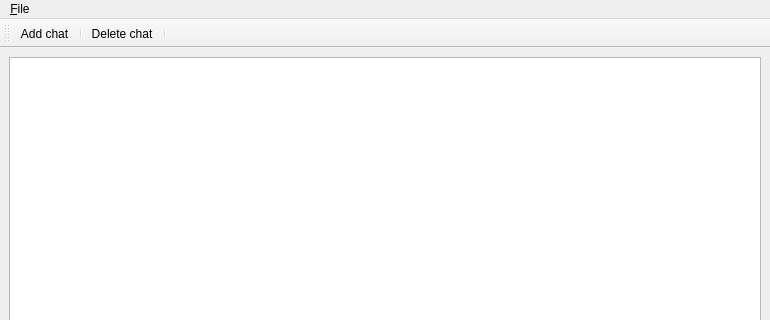
Old version of the form lima_gui/view/main_window.ui in the repository oKatanaaa/lima-gui; both pictures show x 0 to 770 and y 0 to 320 of the 770 by 492 pixel window.
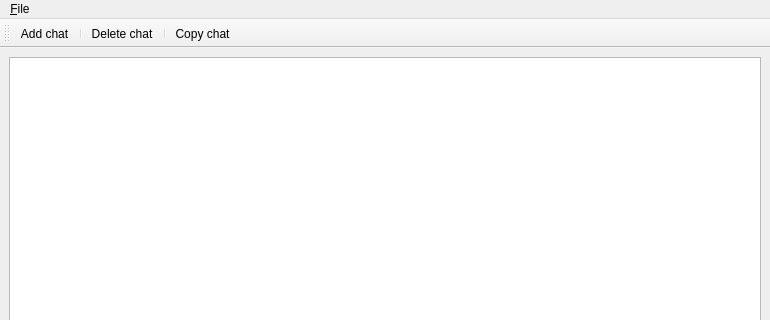
New version of the form.

Commit message: new: shortcut for open + chat copying

```diff
--- a/lima_gui/view/main_window.ui
+++ b/lima_gui/view/main_window.ui
@@ -54,6 +54,7 @@
    <addaction name="separator"/>
    <addaction name="actionDelete_chat"/>
    <addaction name="separator"/>
+   <addaction name="actionCopy_chat"/>
   </widget>
   <action name="actionAdd_chat">
    <property name="text">
@@ -93,6 +94,14 @@
     <string>Settings</string>
    </property>
   </action>
+  <action name="actionCopy_chat">
+   <property name="text">
+    <string>Copy chat</string>
+   </property>
+   <property name="shortcut">
+    <string>Ctrl+C</string>
+   </property>
+  </action>
  </widget>
  <resources/>
  <connections/>
```
Left out of the diff: 3 changed lines with no effect on the pictures. The commit also changes 4 other files.
